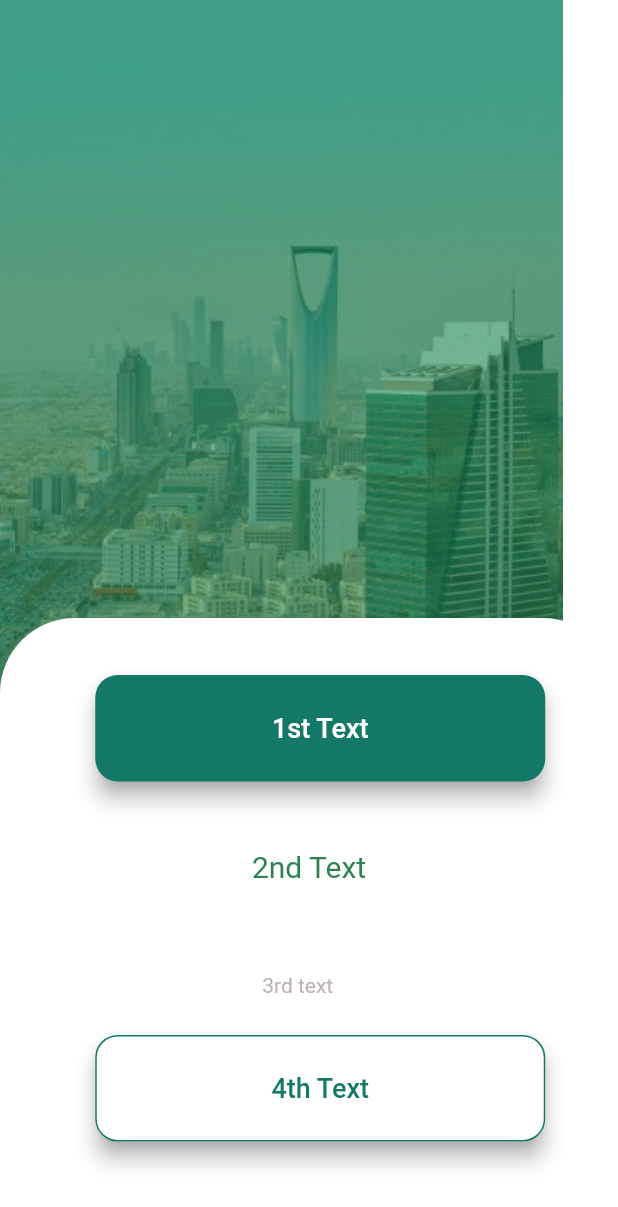
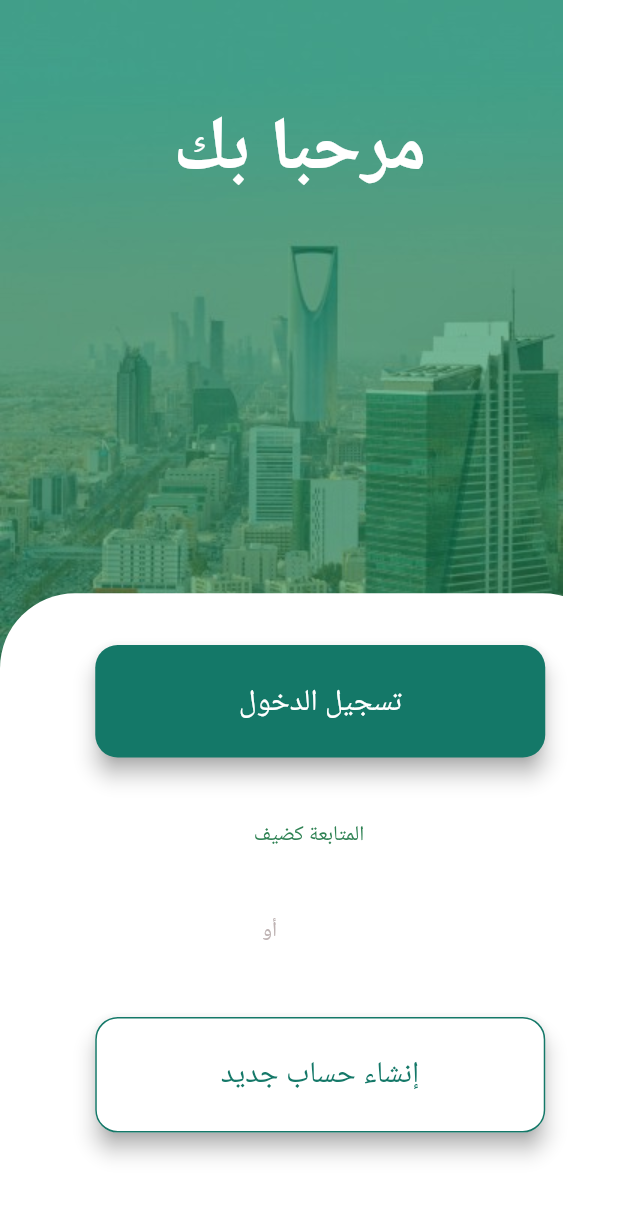
Before and after one commit to KhizarJamshaidIqbal/ZainWork, a Flutter app: the screen it shows after launch, on a phone screen of 412 x 824 dp. Shown: the top 1207 px of the screen. Run offline on Flutter 3.47's test engine with Material 2 defaults, Android fonts, the phone set to English and light mode, and no system bars; Roboto replaces fonts that are missing (Cairo).

Commit message:
first commit

```diff
--- a/lib/screen/widget_1.dart
+++ b/lib/screen/widget_1.dart
@@ -21,7 +21,27 @@ class _zainState extends State<zain> {
           children: [
             Image.asset("Images/img1.jpeg"),
             Positioned(
-              top: MediaQuery.of(context).size.height * .5,
+              top: MediaQuery.of(context).size.height * .4 / 5,
+              left: MediaQuery.of(context).size.width * .24,
+              child: SizedBox(
+                child: Text(
+                  "مرحبا بك",
+                  style: TextStyle(
+                    fontFamily: 'Cairo',
+                    fontStyle: FontStyle.normal,
+                    fontWeight: FontWeight.bold,
+                    fontSize: 50.0,
+                    color: Color(0xFFFFFFFF),
+                  ),
+                  textAlign: TextAlign.center,
+                  textDirection: TextDirection.rtl,
+                ),
+                width: 202.0,
+                height: 81.0,
+              ),
+            ),
+            Positioned(
+              top: MediaQuery.of(context).size.height * .48,
               child: Container(
                 width: MediaQuery.of(context).size.width,
                 height: MediaQuery.of(context).size.height * .5,
@@ -37,9 +57,10 @@ class _zainState extends State<zain> {
               crossAxisAlignment: CrossAxisAlignment.center,
               children: [
                 Padding(
-                  padding: const EdgeInsets.only(top: 450, left: 15),
+                  padding: const EdgeInsets.only(top: 430, left: 15),
                   child: SizedBox(
                     width: 300.0,
+                    height: 75.0,
                     child: ElevatedButton(
                       onPressed: () {
                         Navigator.push(
@@ -49,8 +70,15 @@ class _zainState extends State<zain> {
                             ));
                       },
                       child: const Text(
-                        "1st Text",
-                        style: TextStyle(color: Colors.white, fontSize: 18),
+                        " تسجيل الدخول ",
+                        style: TextStyle(
+                          color: Colors.white,
+                          fontSize: 20.0,
+                          fontFamily: 'Cairo',
+                          fontStyle: FontStyle.normal,
+                          fontWeight: FontWeight.w400,
+                        ),
+                        textDirection: TextDirection.rtl,
                       ),
                       style: ElevatedButton.styleFrom(
                         padding: const EdgeInsets.all(25),
@@ -65,11 +93,18 @@ class _zainState extends State<zain> {
                   ),
                 ),
                 Padding(
-                  padding: const EdgeInsets.only(top: 45),
+                  padding: const EdgeInsets.only(top: 42),
                   child: Center(
                     child: Text(
-                      '2nd Text',
-                      style: TextStyle(color: Color(0xff2F8254), fontSize: 20),
+                      'المتابعة كضيف',
+                      style: TextStyle(
+                        color: Color(0xff2F8254),
+                        fontFamily: 'Cairo',
+                        fontStyle: FontStyle.normal,
+                        fontWeight: FontWeight.w400,
+                        fontSize: 14.0,
+                      ),
+                      textDirection: TextDirection.rtl,
                     ),
                   ),
                 ),
@@ -85,11 +120,18 @@ class _zainState extends State<zain> {
                       ),
                       Padding(
                         padding: const EdgeInsets.only(
-                          top: 30,
+                          top: 15,
                         ),
                         child: Text(
-                          '3rd text',
-                          style: TextStyle(color: Color(0xffBEB3B3)),
+                          'أو',
+                          style: TextStyle(
+                            color: Color(0xffBEB3B3),
+                            fontFamily: 'Cairo',
+                            fontStyle: FontStyle.normal,
+                            fontWeight: FontWeight.w400,
+                            fontSize: 14.0,
+                          ),
+                          textDirection: TextDirection.rtl,
                         ),
                       ),
                       SizedBox(
@@ -102,7 +144,7 @@ class _zainState extends State<zain> {
                   ),
                 ),
                 Padding(
-                  padding: const EdgeInsets.only(top: 25, left: 15),
+                  padding: const EdgeInsets.only(top: 48, left: 15),
                   child: SizedBox(
                     width: 300.0,
                     child: ElevatedButton(
@@ -120,9 +162,15 @@ class _zainState extends State<zain> {
                         //     ));
                       },
                       child: const Text(
-                        "4th Text",
-                        style:
-                            TextStyle(color: Color(0xff147868), fontSize: 18),
+                        "إنشاء حساب جديد",
+                        style: TextStyle(
+                          color: Color(0xff147868),
+                          fontFamily: 'Cairo',
+                          fontStyle: FontStyle.normal,
+                          fontWeight: FontWeight.w400,
+                          fontSize: 20.0,
+                        ),
+                        textDirection: TextDirection.rtl,
                       ),
                       style: ElevatedButton.styleFrom(
                         padding: const EdgeInsets.all(25),
```
